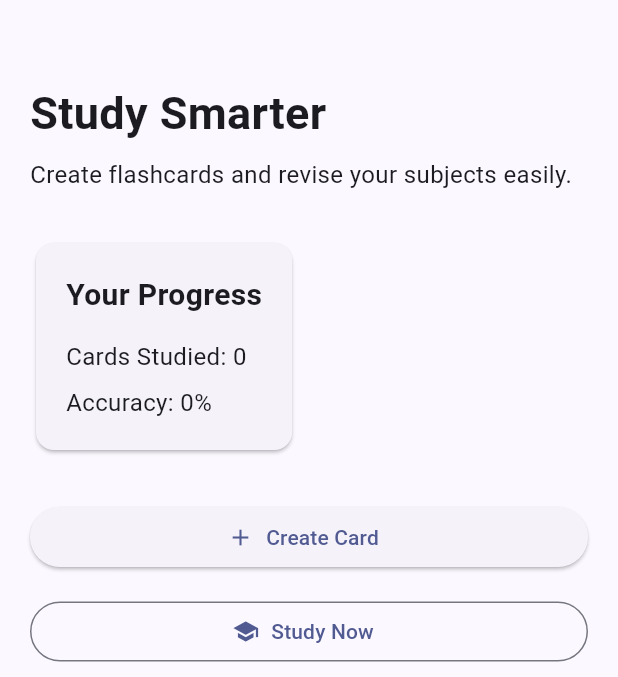
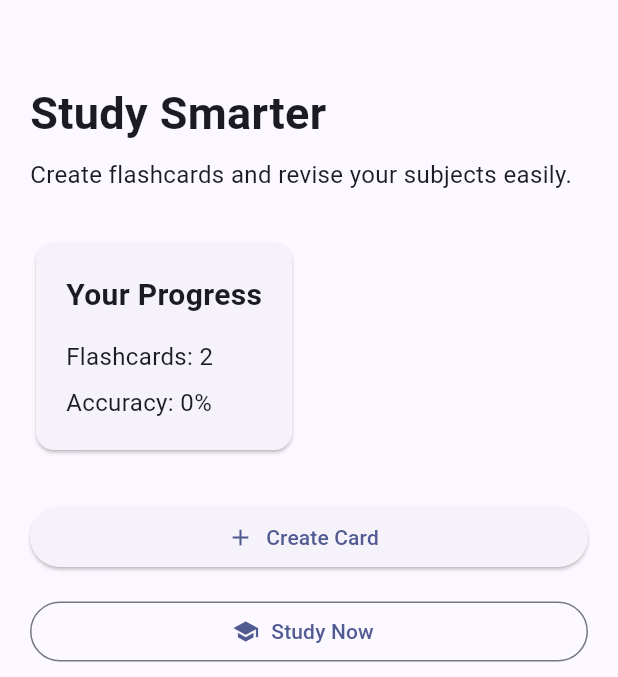
Before and after one commit to snehitha-coder/Study-Card-app, a Flutter app: the screen it shows after launch, on a phone screen of 412 x 824 dp, the part 63-740 px from its top. Run offline on Flutter 3.47's test engine with Material 3 defaults, Android fonts, the phone set to English and light mode, and no system bars.

Commit message:
Add flashcard data model

```diff
--- a/lib/main.dart
+++ b/lib/main.dart
@@ -1,4 +1,5 @@
 import 'package:flutter/material.dart';
+import 'models/flashcard.dart';
 
 void main() {
   runApp(const StudyCardApp());
@@ -23,8 +24,26 @@ class StudyCardApp extends StatelessWidget {
   }
 }
 
-class HomePage extends StatelessWidget {
+class HomePage extends StatefulWidget {
   const HomePage({super.key});
+
+  @override
+  State<HomePage> createState() => _HomePageState();
+}
+
+class _HomePageState extends State<HomePage> {
+
+  // Flashcard data
+  List<Flashcard> cards = [
+    Flashcard(
+      question: 'What is Flutter?',
+      answer: 'A UI framework by Google.',
+    ),
+    Flashcard(
+      question: 'What is Dart?',
+      answer: 'The programming language used by Flutter.',
+    ),
+  ];
 
   @override
   Widget build(BuildContext context) {
@@ -68,8 +87,9 @@ class HomePage extends StatelessWidget {
 
                 child: Column(
                   crossAxisAlignment: CrossAxisAlignment.start,
-                  children: const [
-                    Text(
+                  children: [
+
+                    const Text(
                       'Your Progress',
                       style: TextStyle(
                         fontSize: 20,
@@ -77,18 +97,22 @@ class HomePage extends StatelessWidget {
                       ),
                     ),
 
-                    SizedBox(height: 15),
+                    const SizedBox(height: 15),
 
                     Text(
-                      'Cards Studied: 0',
-                      style: TextStyle(fontSize: 16),
+                      'Flashcards: ${cards.length}',
+                      style: const TextStyle(
+                        fontSize: 16,
+                      ),
                     ),
 
-                    SizedBox(height: 8),
+                    const SizedBox(height: 8),
 
-                    Text(
+                    const Text(
                       'Accuracy: 0%',
-                      style: TextStyle(fontSize: 16),
+                      style: TextStyle(
+                        fontSize: 16,
+                      ),
                     ),
                   ],
                 ),
--- /dev/null
+++ b/lib/models/flashcard.dart
@@ -0,0 +1,9 @@
+class Flashcard {
+  String question;
+  String answer;
+
+  Flashcard({
+    required this.question,
+    required this.answer,
+  });
+}
```
Also changed, not shown: 2 other files.
